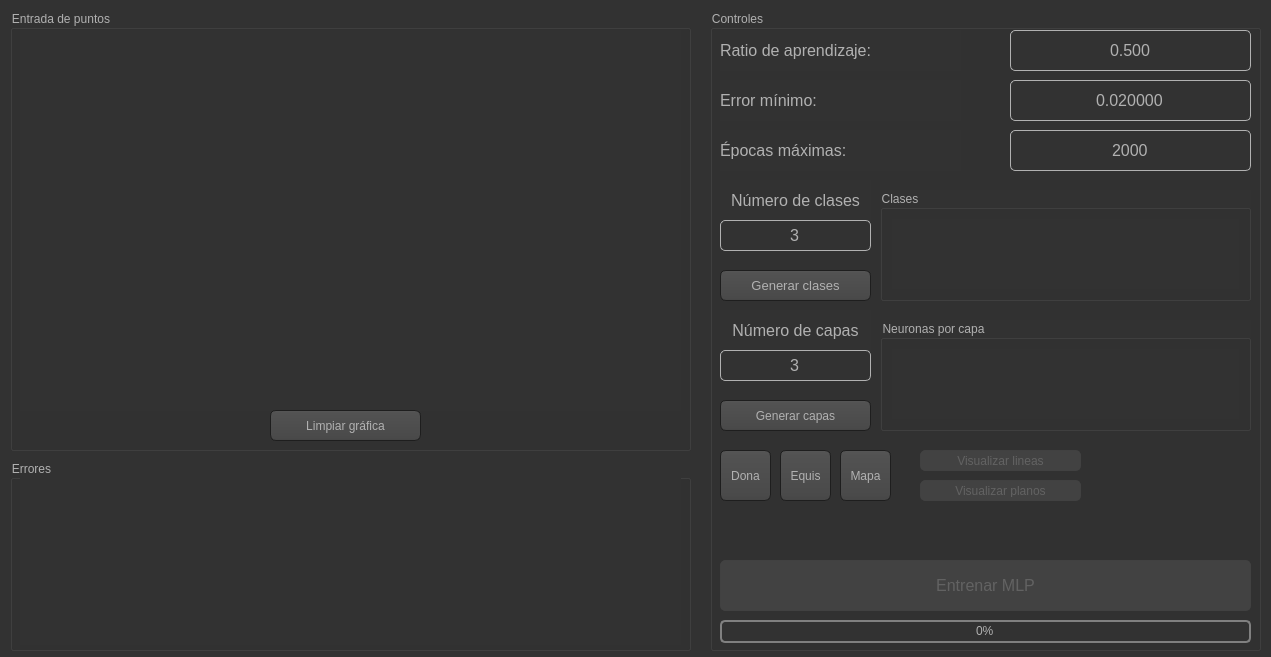
First picture: the form in Practica04_MLP/codigoFuente/UI/Interface_MLP.ui, repository CodeRevenge/practicas_ia_2, before the edit.
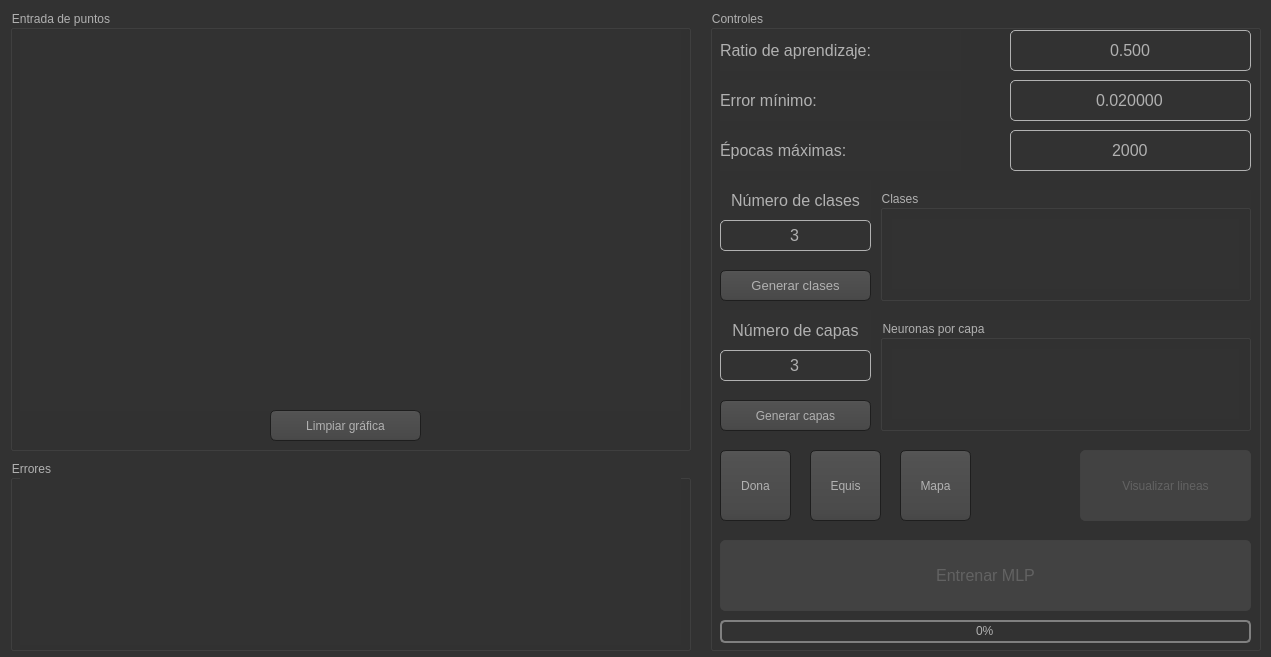
Second picture: the form after the edit. Icons and pictures are not drawn. Custom widgets are drawn as their Qt base class.

Commit message: Now the train button can be enable and disable - Minor UI changes

Diff of the .ui file:
```diff
--- a/Practica04_MLP/codigoFuente/UI/Interface_MLP.ui
+++ b/Practica04_MLP/codigoFuente/UI/Interface_MLP.ui
@@ -895,9 +895,9 @@
      <property name="geometry">
       <rect>
        <x>10</x>
-       <y>550</y>
+       <y>530</y>
        <width>531</width>
-       <height>51</height>
+       <height>71</height>
       </rect>
      </property>
      <property name="font">
@@ -1058,8 +1058,8 @@
       <rect>
        <x>10</x>
        <y>440</y>
-       <width>51</width>
-       <height>51</height>
+       <width>71</width>
+       <height>71</height>
       </rect>
      </property>
      <property name="text">
@@ -1069,10 +1069,10 @@
     <widget class="QPushButton" name="btn_x">
      <property name="geometry">
       <rect>
-       <x>70</x>
+       <x>100</x>
        <y>440</y>
-       <width>51</width>
-       <height>51</height>
+       <width>71</width>
+       <height>71</height>
       </rect>
      </property>
      <property name="text">
@@ -1082,10 +1082,10 @@
     <widget class="QPushButton" name="btn_map">
      <property name="geometry">
       <rect>
-       <x>130</x>
+       <x>190</x>
        <y>440</y>
-       <width>51</width>
-       <height>51</height>
+       <width>71</width>
+       <height>71</height>
       </rect>
      </property>
      <property name="text">
@@ -1098,32 +1098,16 @@
      </property>
      <property name="geometry">
       <rect>
-       <x>210</x>
+       <x>370</x>
        <y>440</y>
-       <width>161</width>
-       <height>21</height>
+       <width>171</width>
+       <height>71</height>
       </rect>
      </property>
      <property name="text">
       <string>Visualizar lineas</string>
      </property>
     </widget>
-    <widget class="QPushButton" name="btn_plot_areas">
-     <property name="enabled">
-      <bool>false</bool>
-     </property>
-     <property name="geometry">
-      <rect>
-       <x>210</x>
-       <y>470</y>
-       <width>161</width>
-       <height>21</height>
-      </rect>
-     </property>
-     <property name="text">
-      <string>Visualizar planos</string>
-     </property>
-    </widget>
     <widget class="QProgressBar" name="progressBar">
      <property name="geometry">
       <rect>
```
Left out of the diff: 1 changed line with no effect on the pictures. The commit also changes 3 other files.
